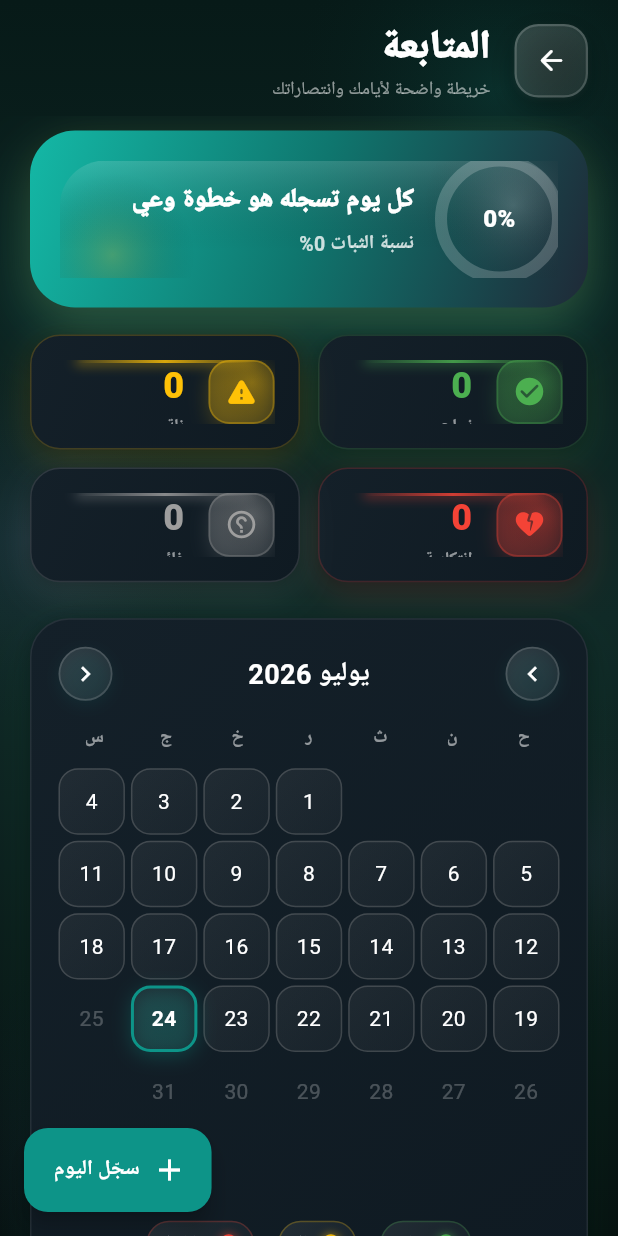
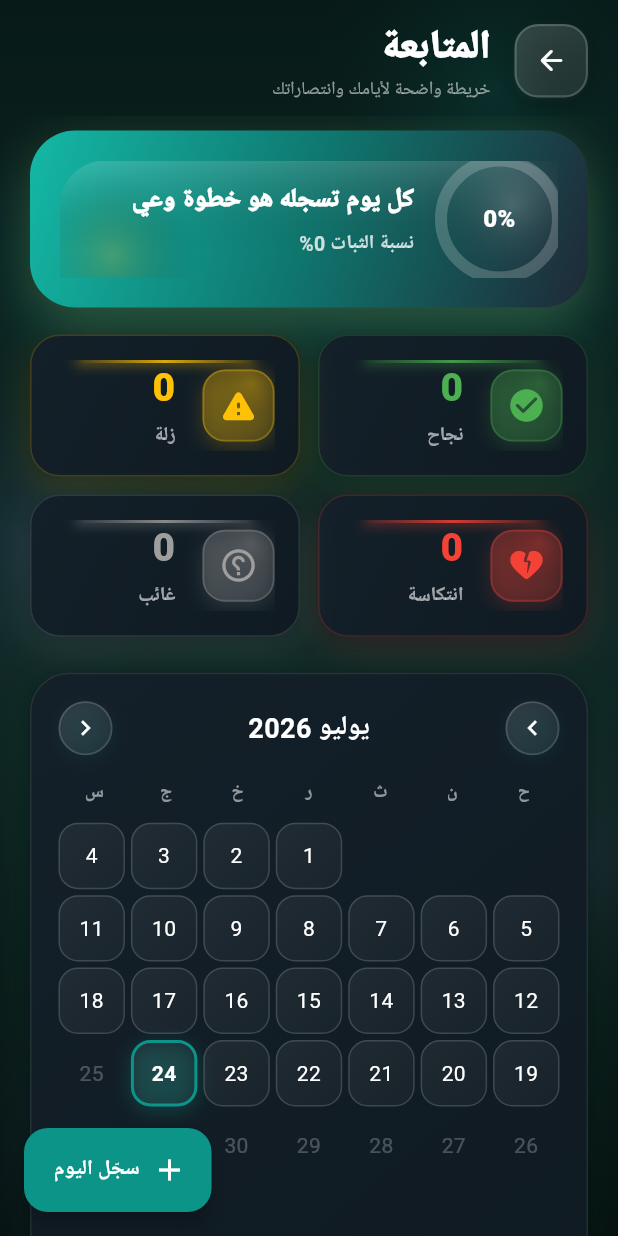
Before and after one commit to yusfkarim994-del/ta3ayusf11, a Flutter app: the TrackingScreen screen opened directly, on a phone screen of 412 x 824 dp. Run offline on Flutter 3.47's test engine with Material 3 defaults, Android fonts, the phone set to English and light mode, and no system bars; our stand-ins replace audioplayers, cached_network_image, cloud_firestore, dio, file_picker, firebase_auth and 12 more; missing offline and left inert: dart:html, dart:ui_web, flutter_inappwebview, flutter_pdfview, record, translator and 1 more; accounts and stored records are empty; Roboto replaces fonts that are missing (Cairo); project files that could hold a hidden picture were left out.

Commit message:
fix: tracking summary cards - larger labels and icons for mobile readability
- Increased childAspectRatio from 2.35 to 1.9 (taller cards)
- Icon size: 22 -> 26, icon container: 44x44 -> 48x48
- Label fontSize: 11 -> 13, count fontSize: 24 -> 26
- Spacing between icon and text: 16 -> 18
- Spacing between count and label: 2 -> 4
- Label color brighter for better visibility

```diff
--- a/lib/screens/tracking_screen.dart
+++ b/lib/screens/tracking_screen.dart
@@ -517,7 +517,7 @@ class _TrackingScreenState extends State<TrackingScreen>
           shrinkWrap: true,
           physics: const NeverScrollableScrollPhysics(),
           crossAxisCount: 2,
-          childAspectRatio: 2.35,
+          childAspectRatio: 1.9,
           crossAxisSpacing: 12,
           mainAxisSpacing: 12,
           children: [
@@ -648,12 +648,12 @@ class _TrackingScreenState extends State<TrackingScreen>
               ),
             ),
           ),
-          // Content — proper spacing between icon and text
+          // Content — proper spacing between icon and text for mobile
           Row(
             children: [
               Container(
-                width: 44,
-                height: 44,
+                width: 48,
+                height: 48,
                 decoration: BoxDecoration(
                   gradient: LinearGradient(
                     begin: Alignment.topLeft,
@@ -663,7 +663,7 @@ class _TrackingScreenState extends State<TrackingScreen>
                       color.withOpacity(isDark ? 0.14 : 0.08),
                     ],
                   ),
-                  borderRadius: BorderRadius.circular(14),
+                  borderRadius: BorderRadius.circular(15),
                   border: Border.all(
                     color: color.withOpacity(isDark ? 0.3 : 0.24),
                     width: 1.2,
@@ -676,9 +676,9 @@ class _TrackingScreenState extends State<TrackingScreen>
                     ),
                   ],
                 ),
-                child: Icon(icon, color: color, size: 22),
+                child: Icon(icon, color: color, size: 26),
               ),
-              const SizedBox(width: 16),
+              const SizedBox(width: 18),
               Expanded(
                 child: Column(
                   crossAxisAlignment: CrossAxisAlignment.start,
@@ -687,18 +687,18 @@ class _TrackingScreenState extends State<TrackingScreen>
                     Text(
                       count.toString(),
                       style: lang.getTextStyle(
-                        fontSize: 24,
+                        fontSize: 26,
                         fontWeight: FontWeight.w900,
                         color: color,
                       ),
                     ),
-                    const SizedBox(height: 2),
+                    const SizedBox(height: 4),
                     Text(
                       label,
                       style: lang.getTextStyle(
-                        fontSize: 11,
+                        fontSize: 13,
                         fontWeight: FontWeight.w700,
-                        color: isDark ? Colors.white54 : const Color(0xFF64748B),
+                        color: isDark ? Colors.white60 : const Color(0xFF64748B),
                       ),
                       maxLines: 1,
                       overflow: TextOverflow.ellipsis,
```
